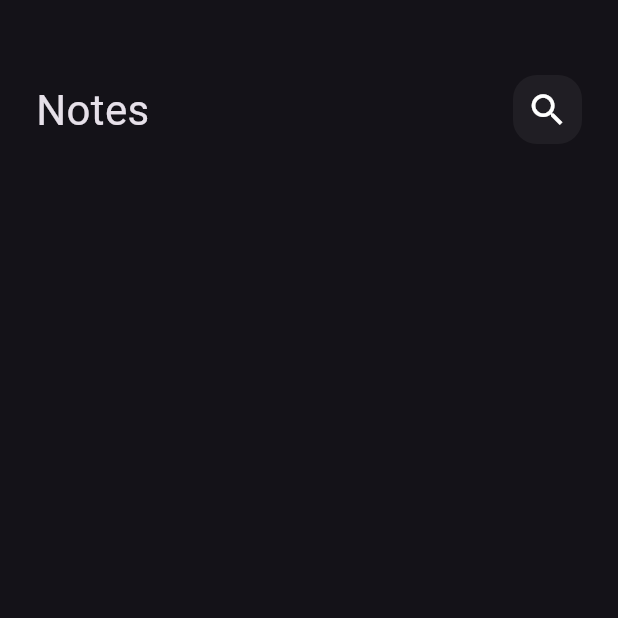
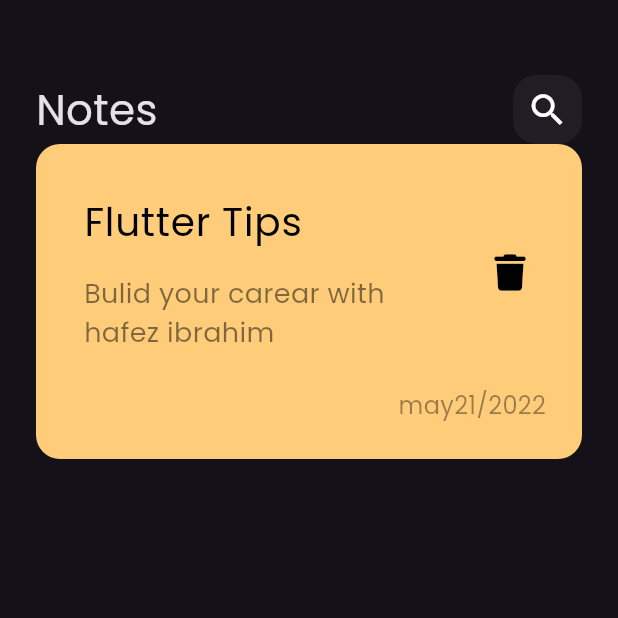
Before and after one commit to hafezelahwany/notes_app, a Flutter app: the screen it shows after launch, on a phone screen of 412 x 824 dp, the top half of it. Run offline on Flutter 3.47's test engine with Material 3 defaults, Android fonts, the phone set to English and light mode, and no system bars; our stand-ins replace font_awesome_flutter.

Commit message:
create custom note item

```diff
--- a/lib/main.dart
+++ b/lib/main.dart
@@ -11,7 +11,8 @@ class NotesApp extends StatelessWidget {
   @override
   Widget build(BuildContext context) {
     return MaterialApp(
-      theme: ThemeData(brightness: Brightness.dark),
+      theme:
+          ThemeData(brightness: Brightness.dark, fontFamily: 'Poppins-Regular'),
       home: const NotesView(),
     );
   }
--- /dev/null
+++ b/lib/widgets/custom_note_item.dart
@@ -0,0 +1,55 @@
+import 'package:flutter/material.dart';
+import 'package:font_awesome_flutter/font_awesome_flutter.dart';
+
+class NoteItem extends StatelessWidget {
+  const NoteItem({super.key});
+
+  @override
+  Widget build(BuildContext context) {
+    return Container(
+      padding: const EdgeInsets.only(top: 24, bottom: 24, left: 16),
+      decoration: BoxDecoration(
+        borderRadius: BorderRadius.circular(16),
+        color: const Color(0xffFFCD7A),
+      ),
+      child: Column(
+        crossAxisAlignment: CrossAxisAlignment.end,
+        children: [
+          ListTile(
+            title: const Text(
+              'Flutter Tips',
+              style: TextStyle(
+                fontSize: 26,
+                color: Colors.black,
+              ),
+            ),
+            subtitle: Padding(
+              padding: const EdgeInsets.only(top: 16),
+              child: Text(
+                'Bulid your carear with hafez ibrahim',
+                style: TextStyle(
+                    color: Colors.black.withOpacity(.5), fontSize: 18),
+              ),
+            ),
+            trailing: IconButton(
+              onPressed: () {},
+              icon: const Icon(
+                FontAwesomeIcons.trash,
+                color: Colors.black,
+                size: 24,
+              ),
+            ),
+          ),
+          Padding(
+            padding: const EdgeInsets.only(right: 24, top: 16),
+            child: Text(
+              'may21/2022',
+              style:
+                  TextStyle(color: Colors.black.withOpacity(.4), fontSize: 16),
+            ),
+          ),
+        ],
+      ),
+    );
+  }
+}
--- a/lib/widgets/notes_view_body.dart
+++ b/lib/widgets/notes_view_body.dart
@@ -1,5 +1,7 @@
 import 'package:flutter/material.dart';
+
 import 'package:note_app/widgets/custom_app_bar.dart';
+import 'package:note_app/widgets/custom_note_item.dart';
 
 class NotesViewBody extends StatelessWidget {
   const NotesViewBody({super.key});
@@ -14,6 +16,7 @@ class NotesViewBody extends StatelessWidget {
             height: 50,
           ),
           CustomAppBar(),
+          NoteItem(),
         ],
       ),
     );
```
Also changed, not shown: pubspec.yaml (+5 -4 lines), assets/fonts/Poppins-Regular.ttf (added), pubspec.lock.
